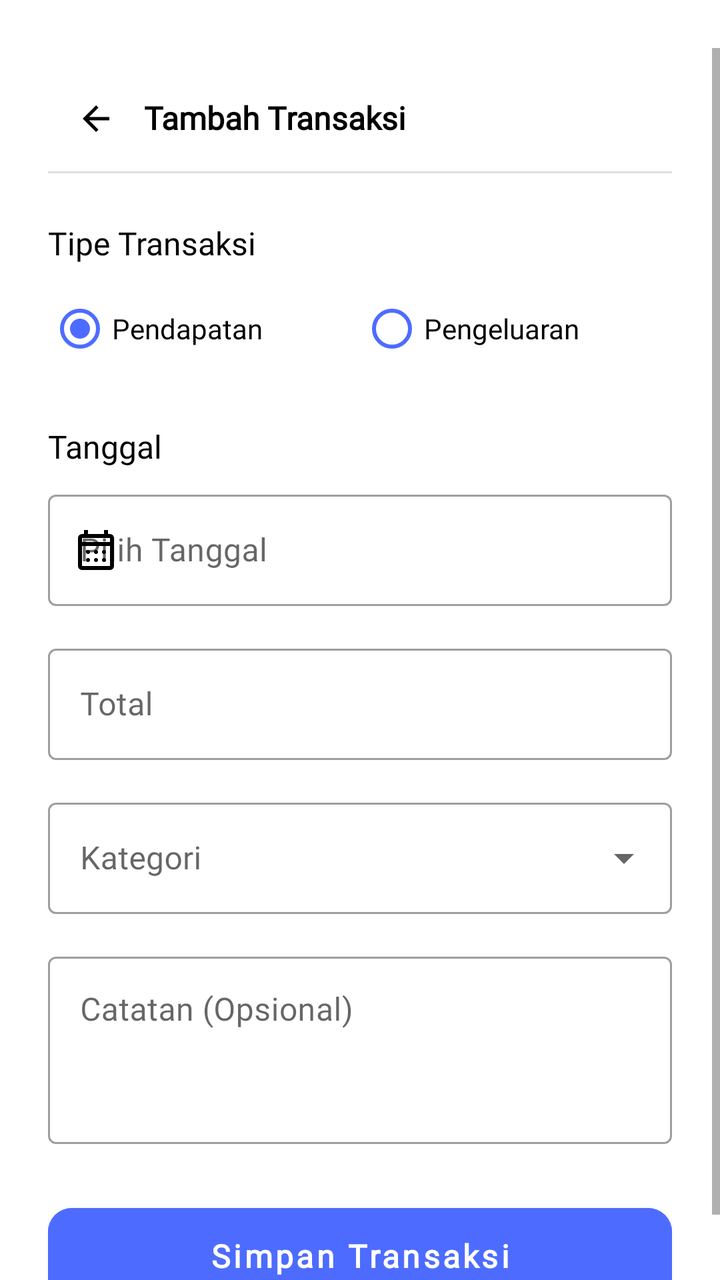
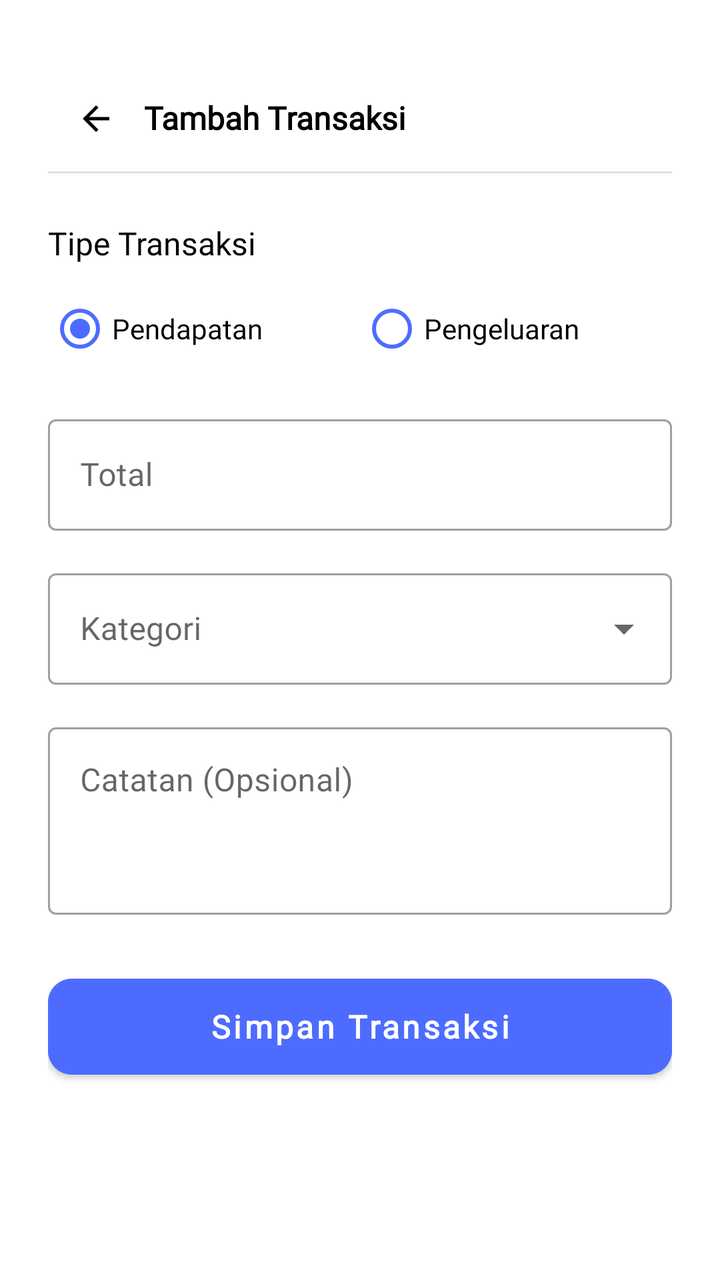

An Android layout rendered at two revisions. The XML below is the earlier revision; the diff shows what the commit changed to produce the second picture.
<!-- AndroidManifest.xml: application theme Base.Theme.Fintrack -->
<!-- res/layout/fragment_add_transaction.xml -->
<?xml version="1.0" encoding="utf-8"?>
<ScrollView xmlns:android="http://schemas.android.com/apk/res/android"
    xmlns:app="http://schemas.android.com/apk/res-auto"
    xmlns:tools="http://schemas.android.com/tools"
    android:layout_width="match_parent"
    android:layout_height="match_parent"
    android:background="?attr/colorSurface"
    android:fillViewport="true"
    android:paddingTop="24dp"
    tools:context=".ui.addBudget.AddBudgetFragment">

    <androidx.constraintlayout.widget.ConstraintLayout
        android:layout_width="match_parent"
        android:layout_height="wrap_content"
        android:padding="24dp">

        
        <com.google.android.material.button.MaterialButton
            android:id="@+id/button_kembali_tambah_anggaran"
            style="@style/Widget.Material3.Button.IconButton"
            android:layout_width="wrap_content"
            android:layout_height="wrap_content"
            app:icon="@drawable/arrow_back_24px"
            app:iconTint="?attr/colorOnSurface"
            app:layout_constraintStart_toStartOf="parent"
            app:layout_constraintTop_toTopOf="@id/title_tambah_anggaran"
            app:layout_constraintBottom_toBottomOf="@id/title_tambah_anggaran"/>

        <TextView
            android:id="@+id/title_tambah_anggaran"
            android:layout_width="0dp"
            android:layout_height="wrap_content"
            android:fontFamily="@font/poppins_semibold"
            android:gravity="start"
            android:text="Tambah Transaksi"
            android:textColor="?attr/colorOnSurface"
            android:textSize="16sp"
            android:textStyle="bold"
            app:layout_constraintEnd_toEndOf="parent"
            app:layout_constraintStart_toEndOf="@id/button_kembali_tambah_anggaran"
            app:layout_constraintTop_toTopOf="parent" />

        <View
            android:id="@+id/line_under"
            android:layout_width="0dp"
            android:layout_height="1dp"
            android:layout_marginTop="16dp"
            android:background="?android:attr/listDivider"
            app:layout_constraintEnd_toEndOf="parent"
            app:layout_constraintStart_toStartOf="parent"
            app:layout_constraintTop_toBottomOf="@id/title_tambah_anggaran" />


        
        <TextView
            android:id="@+id/label_tipe"
            android:layout_width="wrap_content"
            android:layout_height="wrap_content"
            android:layout_marginTop="24dp"
            android:fontFamily="@font/poppins_semibold"
            android:text="Tipe Transaksi"
            android:textColor="?attr/colorOnSurface"
            android:textSize="16sp"
            app:layout_constraintStart_toStartOf="parent"
            app:layout_constraintTop_toBottomOf="@id/line_under" />

        <RadioGroup
            android:id="@+id/radiogroup_tipe"
            android:layout_width="0dp"
            android:layout_height="wrap_content"
            android:layout_marginTop="8dp"
            android:orientation="horizontal"
            app:layout_constraintEnd_toEndOf="parent"
            app:layout_constraintStart_toStartOf="parent"
            app:layout_constraintTop_toBottomOf="@id/label_tipe">

            <RadioButton
                android:id="@+id/radio_pendapatan"
                android:layout_width="0dp"
                android:layout_height="wrap_content"
                android:layout_weight="1"
                android:buttonTint="?attr/colorPrimary"
                android:checked="true"
                android:fontFamily="@font/poppins_regular"
                android:text="Pendapatan"
                android:textColor="?attr/colorOnSurface" />

            <RadioButton
                android:id="@+id/radio_pengeluaran"
                android:layout_width="0dp"
                android:layout_height="wrap_content"
                android:layout_weight="1"
                android:buttonTint="?attr/colorPrimary"
                android:fontFamily="@font/poppins_regular"
                android:text="Pengeluaran"
                android:textColor="?attr/colorOnSurface" />
        </RadioGroup>

        <TextView
            android:id="@+id/label_tanggal"
            android:layout_width="wrap_content"
            android:layout_height="wrap_content"
            android:layout_marginTop="24dp"
            android:fontFamily="@font/poppins_semibold"
            android:text="Tanggal"
            android:textColor="?attr/colorOnSurface"
            android:textSize="16sp"
            app:layout_constraintStart_toStartOf="parent"
            app:layout_constraintTop_toBottomOf="@id/radiogroup_tipe" />

        
        <com.google.android.material.textfield.TextInputLayout
            android:id="@+id/til_tanggal"
            style="@style/Widget.MaterialComponents.TextInputLayout.OutlinedBox"
            android:layout_width="0dp"
            android:layout_height="wrap_content"
            android:layout_marginTop="8dp"
            android:hint="Pilih Tanggal"
            app:startIconDrawable="@drawable/calendar_month_24px"
            app:startIconTint="?attr/colorOnSurface"
            app:layout_constraintEnd_toEndOf="parent"
            app:layout_constraintStart_toStartOf="parent"
            app:layout_constraintTop_toBottomOf="@id/label_tanggal">

            <com.google.android.material.textfield.TextInputEditText
                android:id="@+id/edittext_tanggal"
                android:layout_width="match_parent"
                android:layout_height="wrap_content"
                android:clickable="true"
                android:cursorVisible="false"
                android:focusable="false"
                android:fontFamily="@font/poppins_regular" />
        </com.google.android.material.textfield.TextInputLayout>


        <com.google.android.material.textfield.TextInputLayout
            android:id="@+id/til_total"
            style="@style/Widget.MaterialComponents.TextInputLayout.OutlinedBox"
            android:layout_width="0dp"
            android:layout_height="wrap_content"
            android:layout_marginTop="16dp"
            android:hint="Total"
            app:layout_constraintEnd_toEndOf="parent"
            app:layout_constraintStart_toStartOf="parent"
            app:layout_constraintTop_toBottomOf="@id/til_tanggal">

            <com.google.android.material.textfield.TextInputEditText
                android:id="@+id/edittext_total"
                android:layout_width="match_parent"
                android:layout_height="wrap_content"
                android:fontFamily="@font/poppins_regular"
                android:inputType="numberDecimal"
                android:textColor="?attr/colorOnSurface"/>
        </com.google.android.material.textfield.TextInputLayout>

        <com.google.android.material.textfield.TextInputLayout
            android:id="@+id/til_kategori"
            style="@style/Widget.MaterialComponents.TextInputLayout.OutlinedBox.ExposedDropdownMenu"
            android:layout_width="0dp"
            android:layout_height="wrap_content"
            android:layout_marginTop="16dp"
            android:hint="Kategori"
            app:layout_constraintEnd_toEndOf="parent"
            app:layout_constraintStart_toStartOf="parent"
            app:layout_constraintTop_toBottomOf="@id/til_total">

            <AutoCompleteTextView
                android:id="@+id/autocompletetext_kategori"
                android:layout_width="match_parent"
                android:layout_height="wrap_content"
                android:fontFamily="@font/poppins_regular"
                android:inputType="none"
                android:textColor="?attr/colorOnSurface"/>
        </com.google.android.material.textfield.TextInputLayout>

        <com.google.android.material.textfield.TextInputLayout
            android:id="@+id/til_catatan"
            style="@style/Widget.MaterialComponents.TextInputLayout.OutlinedBox"
            android:layout_width="0dp"
            android:layout_height="wrap_content"
            android:layout_marginTop="16dp"
            android:hint="Catatan (Opsional)"
            app:layout_constraintEnd_toEndOf="parent"
            app:layout_constraintStart_toStartOf="parent"
            app:layout_constraintTop_toBottomOf="@id/til_kategori">

            <com.google.android.material.textfield.TextInputEditText
                android:id="@+id/edittext_catatan"
                android:layout_width="match_parent"
                android:layout_height="wrap_content"
                android:fontFamily="@font/poppins_regular"
                android:gravity="top"
                android:minLines="3"
                android:textColor="?attr/colorOnSurface"/>
        </com.google.android.material.textfield.TextInputLayout>

        <com.google.android.material.button.MaterialButton
            android:id="@+id/button_simpan_transaksi"
            style="@style/BlueButton"
            android:layout_width="0dp"
            android:layout_height="wrap_content"
            android:layout_marginTop="32dp"
            android:text="Simpan Transaksi"
            app:layout_constraintEnd_toEndOf="parent"
            app:layout_constraintStart_toStartOf="parent"
            app:layout_constraintTop_toBottomOf="@id/til_catatan" />

    </androidx.constraintlayout.widget.ConstraintLayout>
</ScrollView>
<!-- resources referenced by this layout -->
<resources>
  <!-- drawable arrow_back_24px (drawable) -->
  <vector xmlns:android="http://schemas.android.com/apk/res/android"
      android:width="24dp"
      android:height="24dp"
      android:viewportWidth="960"
      android:viewportHeight="960"
      android:tint="?attr/colorControlNormal"
      android:autoMirrored="true">
    <path
        android:fillColor="@android:color/white"
        android:pathData="M313,520L537,744L480,800L160,480L480,160L537,216L313,440L800,440L800,520L313,520Z"/>
  </vector>
  <!-- drawable calendar_month_24px (drawable) -->
  <vector xmlns:android="http://schemas.android.com/apk/res/android"
      android:width="24dp"
      android:height="24dp"
      android:viewportWidth="960"
      android:viewportHeight="960"
      android:tint="?attr/colorControlNormal">
    <path
        android:fillColor="@android:color/white"
        android:pathData="M200,880Q167,880 143.5,856.5Q120,833 120,800L120,240Q120,207 143.5,183.5Q167,160 200,160L240,160L240,80L320,80L320,160L640,160L640,80L720,80L720,160L760,160Q793,160 816.5,183.5Q840,207 840,240L840,800Q840,833 816.5,856.5Q793,880 760,880L200,880ZM200,800L760,800Q760,800 760,800Q760,800 760,800L760,400L200,400L200,800Q200,800 200,800Q200,800 200,800ZM200,320L760,320L760,240Q760,240 760,240Q760,240 760,240L200,240Q200,240 200,240Q200,240 200,240L200,320ZM200,320L200,240Q200,240 200,240Q200,240 200,240L200,240Q200,240 200,240Q200,240 200,240L200,320ZM480,560Q463,560 451.5,548.5Q440,537 440,520Q440,503 451.5,491.5Q463,480 480,480Q497,480 508.5,491.5Q520,503 520,520Q520,537 508.5,548.5Q497,560 480,560ZM320,560Q303,560 291.5,548.5Q280,537 280,520Q280,503 291.5,491.5Q303,480 320,480Q337,480 348.5,491.5Q360,503 360,520Q360,537 348.5,548.5Q337,560 320,560ZM640,560Q623,560 611.5,548.5Q600,537 600,520Q600,503 611.5,491.5Q623,480 640,480Q657,480 668.5,491.5Q680,503 680,520Q680,537 668.5,548.5Q657,560 640,560ZM480,720Q463,720 451.5,708.5Q440,697 440,680Q440,663 451.5,651.5Q463,640 480,640Q497,640 508.5,651.5Q520,663 520,680Q520,697 508.5,708.5Q497,720 480,720ZM320,720Q303,720 291.5,708.5Q280,697 280,680Q280,663 291.5,651.5Q303,640 320,640Q337,640 348.5,651.5Q360,663 360,680Q360,697 348.5,708.5Q337,720 320,720ZM640,720Q623,720 611.5,708.5Q600,697 600,680Q600,663 611.5,651.5Q623,640 640,640Q657,640 668.5,651.5Q680,663 680,680Q680,697 668.5,708.5Q657,720 640,720Z"/>
  </vector>
  <style name="BlueButton" parent="Widget.MaterialComponents.Button">
          <item name="android:backgroundTint">?attr/colorPrimary</item>
          <item name="android:textColor">?attr/colorOnPrimary</item>
          <item name="android:layout_height">56dp</item>
          <item name="cornerRadius">12dp</item>
          <item name="android:fontFamily">@font/poppins_semibold</item>
          <item name="android:textSize">16sp</item>
          <item name="android:textStyle">bold</item>
          <item name="android:textAllCaps">false</item>
          <item name="android:insetTop">0dp</item>
          <item name="android:insetBottom">0dp</item>
      </style>
  <style name="Base.Theme.Fintrack" parent="Theme.MaterialComponents.DayNight.NoActionBar">
          <item name="colorPrimary">@color/primaryBlue</item>
          <item name="colorPrimaryVariant">@color/button_blue</item>
          <item name="colorOnPrimary">@color/white</item>
          <item name="colorSecondary">@color/secondaryGrey</item>
          <item name="colorOnSecondary">@color/darkGrey</item>
  
          <item name="android:colorBackground">@color/white</item>
          <item name="colorSurface">@color/white</item>
          <item name="colorOnBackground">@color/black</item>
          <item name="colorOnSurface">@color/black</item>
          <item name="android:statusBarColor">?attr/colorPrimaryVariant</item>
      </style>
  <color name="primaryBlue">#4D6CFF</color>
  <color name="button_blue">#FF3461FD</color>
  <color name="white">#FFFFFFFF</color>
  <color name="secondaryGrey">#FF61677D</color>
  <color name="darkGrey">#4A4A4A</color>
  <color name="black">#FF000000</color>
</resources>

<!-- the commit's change to res/layout/fragment_add_transaction.xml (unified diff, before → after) -->
@@ -96,42 +96,7 @@
                 android:textColor="?attr/colorOnSurface" />
         </RadioGroup>
 
-        <TextView
-            android:id="@+id/label_tanggal"
-            android:layout_width="wrap_content"
-            android:layout_height="wrap_content"
-            android:layout_marginTop="24dp"
-            android:fontFamily="@font/poppins_semibold"
-            android:text="Tanggal"
-            android:textColor="?attr/colorOnSurface"
-            android:textSize="16sp"
-            app:layout_constraintStart_toStartOf="parent"
-            app:layout_constraintTop_toBottomOf="@id/radiogroup_tipe" />
-
         
-        <com.google.android.material.textfield.TextInputLayout
-            android:id="@+id/til_tanggal"
-            style="@style/Widget.MaterialComponents.TextInputLayout.OutlinedBox"
-            android:layout_width="0dp"
-            android:layout_height="wrap_content"
-            android:layout_marginTop="8dp"
-            android:hint="Pilih Tanggal"
-            app:startIconDrawable="@drawable/calendar_month_24px"
-            app:startIconTint="?attr/colorOnSurface"
-            app:layout_constraintEnd_toEndOf="parent"
-            app:layout_constraintStart_toStartOf="parent"
-            app:layout_constraintTop_toBottomOf="@id/label_tanggal">
-
-            <com.google.android.material.textfield.TextInputEditText
-                android:id="@+id/edittext_tanggal"
-                android:layout_width="match_parent"
-                android:layout_height="wrap_content"
-                android:clickable="true"
-                android:cursorVisible="false"
-                android:focusable="false"
-                android:fontFamily="@font/poppins_regular" />
-        </com.google.android.material.textfield.TextInputLayout>
-
 
         <com.google.android.material.textfield.TextInputLayout
             android:id="@+id/til_total"
@@ -142,7 +107,7 @@
             android:hint="Total"
             app:layout_constraintEnd_toEndOf="parent"
             app:layout_constraintStart_toStartOf="parent"
-            app:layout_constraintTop_toBottomOf="@id/til_tanggal">
+            app:layout_constraintTop_toBottomOf="@id/radiogroup_tipe">
 
             <com.google.android.material.textfield.TextInputEditText
                 android:id="@+id/edittext_total"
<!-- resource entries referenced after the edit -->
@@ -11,17 +11,6 @@
     <path
         android:fillColor="@android:color/white"
         android:pathData="M313,520L537,744L480,800L160,480L480,160L537,216L313,440L800,440L800,520L313,520Z"/>
-  </vector>
-  <!-- drawable calendar_month_24px (drawable) -->
-  <vector xmlns:android="http://schemas.android.com/apk/res/android"
-      android:width="24dp"
-      android:height="24dp"
-      android:viewportWidth="960"
-      android:viewportHeight="960"
-      android:tint="?attr/colorControlNormal">
-    <path
-        android:fillColor="@android:color/white"
-        android:pathData="M200,880Q167,880 143.5,856.5Q120,833 120,800L120,240Q120,207 143.5,183.5Q167,160 200,160L240,160L240,80L320,80L320,160L640,160L640,80L720,80L720,160L760,160Q793,160 816.5,183.5Q840,207 840,240L840,800Q840,833 816.5,856.5Q793,880 760,880L200,880ZM200,800L760,800Q760,800 760,800Q760,800 760,800L760,400L200,400L200,800Q200,800 200,800Q200,800 200,800ZM200,320L760,320L760,240Q760,240 760,240Q760,240 760,240L200,240Q200,240 200,240Q200,240 200,240L200,320ZM200,320L200,240Q200,240 200,240Q200,240 200,240L200,240Q200,240 200,240Q200,240 200,240L200,320ZM480,560Q463,560 451.5,548.5Q440,537 440,520Q440,503 451.5,491.5Q463,480 480,480Q497,480 508.5,491.5Q520,503 520,520Q520,537 508.5,548.5Q497,560 480,560ZM320,560Q303,560 291.5,548.5Q280,537 280,520Q280,503 291.5,491.5Q303,480 320,480Q337,480 348.5,491.5Q360,503 360,520Q360,537 348.5,548.5Q337,560 320,560ZM640,560Q623,560 611.5,548.5Q600,537 600,520Q600,503 611.5,491.5Q623,480 640,480Q657,480 668.5,491.5Q680,503 680,520Q680,537 668.5,548.5Q657,560 640,560ZM480,720Q463,720 451.5,708.5Q440,697 440,680Q440,663 451.5,651.5Q463,640 480,640Q497,640 508.5,651.5Q520,663 520,680Q520,697 508.5,708.5Q497,720 480,720ZM320,720Q303,720 291.5,708.5Q280,697 280,680Q280,663 291.5,651.5Q303,640 320,640Q337,640 348.5,651.5Q360,663 360,680Q360,697 348.5,708.5Q337,720 320,720ZM640,720Q623,720 611.5,708.5Q600,697 600,680Q600,663 611.5,651.5Q623,640 640,640Q657,640 668.5,651.5Q680,663 680,680Q680,697 668.5,708.5Q657,720 640,720Z"/>
   </vector>
   <style name="BlueButton" parent="Widget.MaterialComponents.Button">
           <item name="android:backgroundTint">?attr/colorPrimary</item>
